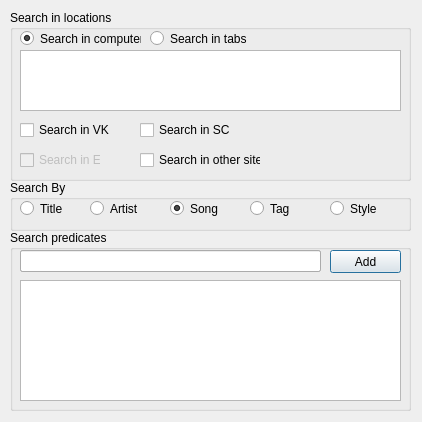
jeyboy/playo3, file dialogs/search_dialog.ui: the form before one commit.
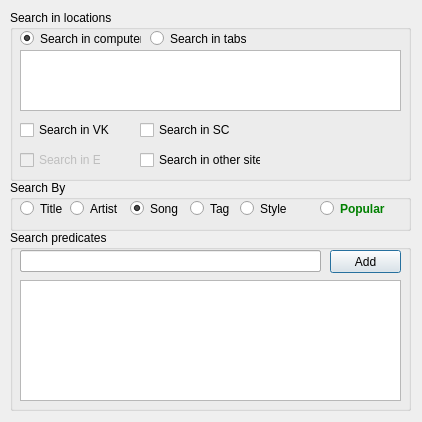
The form after the commit.

The edit to the form file:
```diff
--- a/dialogs/search_dialog.ui
+++ b/dialogs/search_dialog.ui
@@ -40,7 +40,7 @@
    <widget class="QRadioButton" name="byStyle">
     <property name="geometry">
      <rect>
-      <x>320</x>
+      <x>230</x>
       <y>20</y>
       <width>61</width>
       <height>17</height>
@@ -69,7 +69,7 @@
    <widget class="QRadioButton" name="byTag">
     <property name="geometry">
      <rect>
-      <x>240</x>
+      <x>180</x>
       <y>20</y>
       <width>51</width>
       <height>17</height>
@@ -82,7 +82,7 @@
    <widget class="QRadioButton" name="byArtist">
     <property name="geometry">
      <rect>
-      <x>80</x>
+      <x>60</x>
       <y>20</y>
       <width>51</width>
       <height>17</height>
@@ -98,7 +98,7 @@
    <widget class="QRadioButton" name="bySong">
     <property name="geometry">
      <rect>
-      <x>160</x>
+      <x>120</x>
       <y>20</y>
       <width>51</width>
       <height>17</height>
@@ -111,6 +111,23 @@
      <bool>true</bool>
     </property>
    </widget>
+   <widget class="QRadioButton" name="byPopular">
+    <property name="geometry">
+     <rect>
+      <x>310</x>
+      <y>20</y>
+      <width>71</width>
+      <height>17</height>
+     </rect>
+    </property>
+    <property name="styleSheet">
+     <string notr="true">color: green;
+font-weight: bold;</string>
+    </property>
+    <property name="text">
+     <string>Popular</string>
+    </property>
+   </widget>
   </widget>
   <widget class="QGroupBox" name="groupBox_2">
    <property name="geometry">
```
